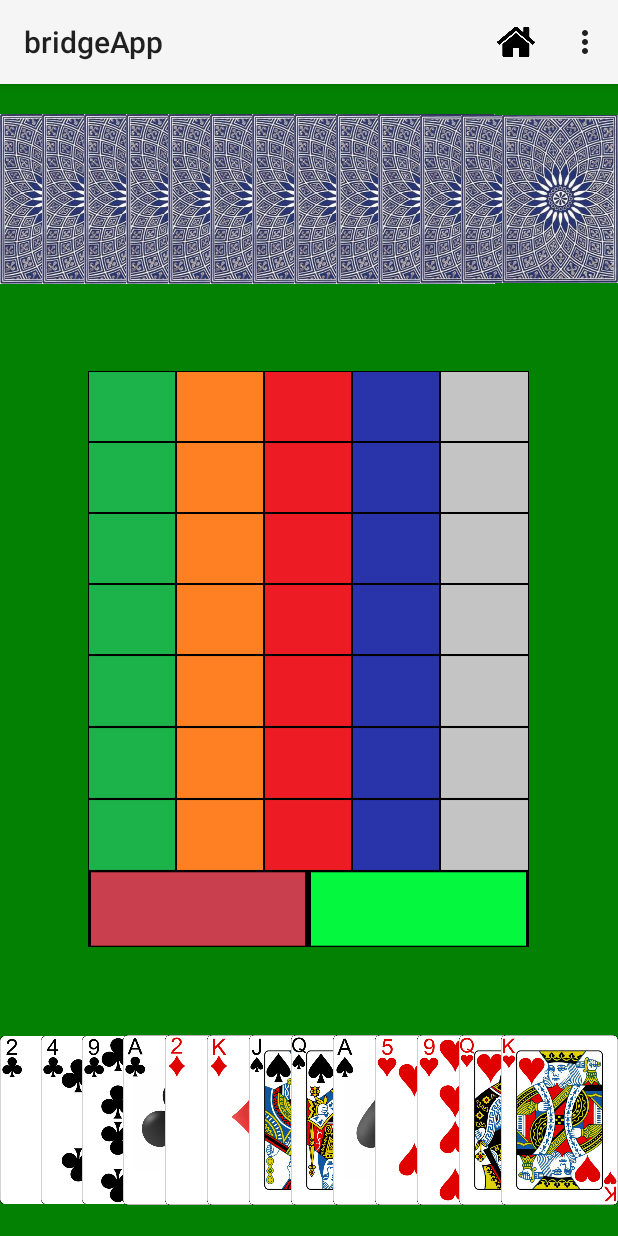
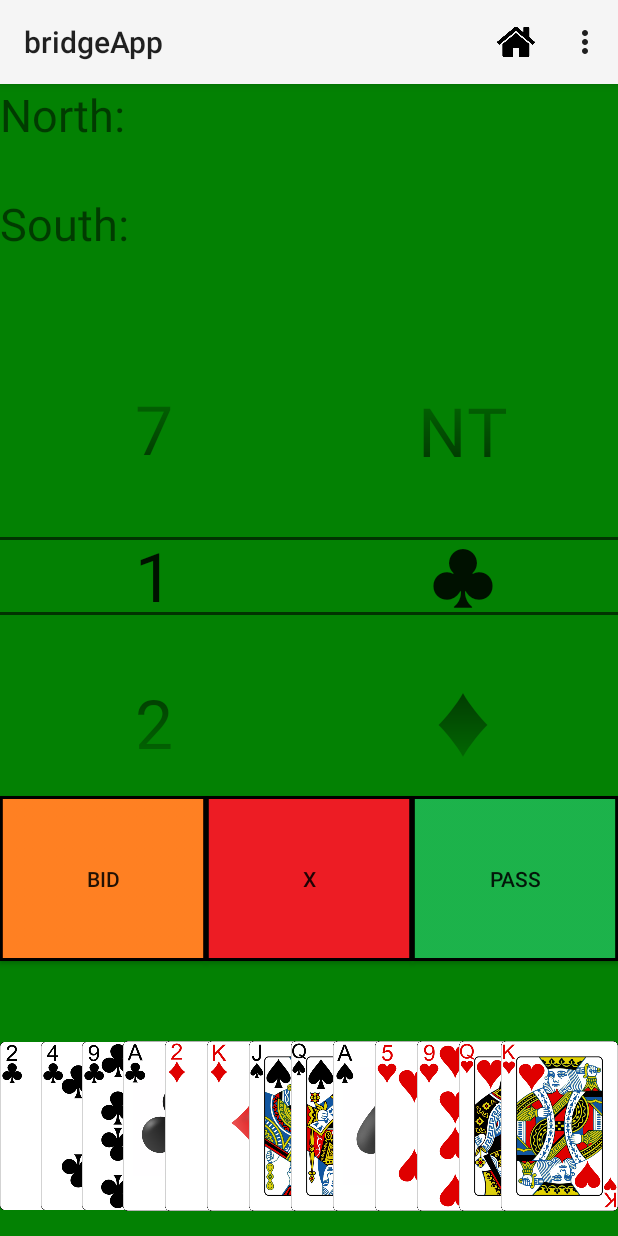
Before and after one commit to Xhonoz/Bachelor, an Android app: the BiddingActivity screen opened directly, with no data from a screen before it, on a phone screen of 412 x 824 dp. Run offline under Robolectric (Android 15) with nearby library versions, the phone set to English and light mode, and no system bars.

Commit message:
Added a new whellPicker biddingMenu

```diff
--- a/app/src/main/java/com/wordpress/honeymoonbridge/bridgeapp/BiddingActivity.java
+++ b/app/src/main/java/com/wordpress/honeymoonbridge/bridgeapp/BiddingActivity.java
@@ -6,6 +6,7 @@ import android.support.v7.app.AppCompatActivity;
 import android.view.Menu;
 import android.view.MenuItem;
 import android.view.View;
+import android.widget.NumberPicker;
 import android.widget.Toast;
 
 public class BiddingActivity extends AppCompatActivity {
@@ -13,7 +14,24 @@ public class BiddingActivity extends AppCompatActivity {
     @Override
     protected void onCreate(Bundle savedInstanceState) {
         super.onCreate(savedInstanceState);
-        setContentView(R.layout.activity_bidding);
+        setContentView(R.layout.activity_bidding2);
+
+        NumberPicker numberPicker1 = findViewById(R.id.np1);
+        numberPicker1.setMaxValue(7);
+        numberPicker1.setMinValue(1);
+        numberPicker1.setWrapSelectorWheel(true);
+        numberPicker1.setDescendantFocusability(NumberPicker.FOCUS_BLOCK_DESCENDANTS);
+        NumberPicker numberPicker2 = findViewById(R.id.np2);
+        numberPicker2.setMaxValue(5);
+        numberPicker2.setMinValue(1);
+        numberPicker2.setWrapSelectorWheel(true);
+        numberPicker2.setDescendantFocusability(NumberPicker.FOCUS_BLOCK_DESCENDANTS);
+
+
+
+        numberPicker2.setDisplayedValues(new String[]{"♣", "♦", "♥", "♠", "NT"});
+
+
 
     }
 
--- /dev/null
+++ b/app/src/main/res/layout/activity_bidding2.xml
@@ -0,0 +1,235 @@
+<?xml version="1.0" encoding="utf-8"?>
+<android.support.constraint.ConstraintLayout xmlns:android="http://schemas.android.com/apk/res/android"
+    xmlns:app="http://schemas.android.com/apk/res-auto"
+    xmlns:tools="http://schemas.android.com/tools"
+    android:layout_width="match_parent"
+    android:layout_height="match_parent"
+    tools:context="com.wordpress.honeymoonbridge.bridgeapp.PlayActivity">
+    <!--OuterLayout-->
+    <LinearLayout
+        android:layout_width="match_parent"
+        android:layout_height="match_parent"
+        android:background="#038103"
+        android:orientation="vertical">
+
+
+        <!--board-->
+        <LinearLayout
+            android:clipChildren="false"
+            android:layout_width="match_parent"
+            android:layout_height="0dp"
+            android:layout_weight="3"
+            android:orientation="vertical">
+
+            <!--OpponentBiddingHistory-->
+            <LinearLayout
+                android:layout_width="match_parent"
+                android:layout_height="0dp"
+                android:layout_weight="2"
+                android:orientation="horizontal">
+
+                <TextView
+                    android:layout_width="0dp"
+                    android:layout_height="match_parent"
+                    android:text="@string/N"
+                    android:textSize="30dp"
+                    android:layout_weight="1"/>
+
+
+            </LinearLayout>
+            <!--Your bidding history-->
+            <LinearLayout
+                android:layout_width="match_parent"
+                android:layout_height="0dp"
+                android:layout_weight="2">
+                <TextView
+                    android:layout_width="0dp"
+                    android:layout_height="match_parent"
+                    android:text="@string/S"
+                    android:textSize="30dp"
+                    android:layout_weight="1"/>
+
+            </LinearLayout>
+
+
+            <Space
+                android:layout_width="wrap_content"
+                android:layout_height="0dp"
+                android:layout_weight="1"/>
+
+            <!--Bidding wheel-->
+            <LinearLayout
+                android:layout_width="match_parent"
+                android:layout_height="0dp"
+                android:layout_weight="8"
+                android:orientation="horizontal">
+
+                <NumberPicker
+                android:id="@+id/np1"
+                android:layout_width="0dp"
+                android:layout_height="match_parent"
+                android:theme="@style/LevelPickerText"
+                android:layout_weight="1"/>
+
+                <NumberPicker
+                    android:id="@+id/np2"
+                    android:layout_width="0dp"
+                    android:layout_height="match_parent"
+                    android:theme="@style/SuitPickerText"
+                    android:layout_weight="1"/>
+
+
+            </LinearLayout>
+            <!--BiddingButtons-->
+            <LinearLayout
+                android:layout_width="match_parent"
+                android:layout_height="0dp"
+                android:layout_weight="3"
+                android:orientation="horizontal">
+
+                <Button
+                    android:layout_width="0dp"
+                    android:layout_height="match_parent"
+                    android:background="@drawable/orange_button"
+                    android:text="@string/Bid"
+                    android:layout_weight="1"/>
+                <Button
+                    android:background="@drawable/red_button"
+                    android:layout_width="0dp"
+                    android:layout_height="match_parent"
+                    android:text="@string/Double"
+                    android:layout_weight="1"/>
+                <Button
+                    android:background="@drawable/green_button"
+                    android:layout_width="0dp"
+                    android:layout_height="match_parent"
+                    android:text="@string/Pass"
+                    android:layout_weight="1"/>
+
+            </LinearLayout>
+
+            <Space
+                android:layout_width="wrap_content"
+                android:layout_height="0dp"
+                android:layout_weight="1"/>
+            <!--Your Hand-->
+            <LinearLayout
+                android:orientation="horizontal"
+                android:id="@+id/yourHand"
+                android:layout_width="match_parent"
+                android:layout_height="0dp"
+                android:layout_weight="4"
+                >
+
+                <ImageView
+                    android:layout_width="0dp"
+                    android:layout_weight="1"
+                    android:layout_height="wrap_content"
+                    android:src="@drawable/clubs_2"
+                    android:layout_marginRight="-50dp"/>
+
+                <ImageView
+                    android:layout_width="0dp"
+                    android:layout_weight="1"
+                    android:layout_height="wrap_content"
+                    android:src="@drawable/clubs_4"
+                    android:layout_marginRight="-50dp"/>
+
+                <ImageView
+                    android:layout_width="0dp"
+                    android:layout_weight="1"
+                    android:layout_height="wrap_content"
+                    android:src="@drawable/clubs_9"
+                    android:layout_marginRight="-50dp"/>
+
+                <ImageView
+                    android:layout_width="0dp"
+                    android:layout_weight="1"
+                    android:layout_height="wrap_content"
+                    android:src="@drawable/ace_of_clubs"
+                    android:layout_marginRight="-50dp"/>
+
+                <ImageView
+                    android:layout_width="0dp"
+                    android:layout_weight="1"
+                    android:layout_height="wrap_content"
+                    android:src="@drawable/diamonds_2"
+                    android:layout_marginRight="-50dp"/>
+
+                <ImageView
+                    android:layout_width="0dp"
+                    android:onClick="onClick"
+                    android:layout_weight="1"
+                    android:layout_height="wrap_content"
+                    android:src="@drawable/king_of_diamonds"
+                    android:layout_marginRight="-50dp"/>
+
+                <ImageView
+                    android:layout_width="0dp"
+                    android:layout_weight="1"
+                    android:layout_height="wrap_content"
+                    android:src="@drawable/jack_of_spades2"
+                    android:layout_marginRight="-50dp"/>
+
+                <ImageView
+                    android:layout_width="0dp"
+                    android:onClick="onClick"
+                    android:layout_weight="1"
+                    android:layout_height="wrap_content"
+                    android:src="@drawable/queen_of_spades2"
+                    android:layout_marginRight="-50dp"/>
+
+                <ImageView
+                    android:layout_width="0dp"
+                    android:layout_weight="1"
+                    android:layout_height="wrap_content"
+                    android:src="@drawable/ace_of_spades2"
+                    android:layout_marginRight="-50dp"/>
+
+                <ImageView
+                    android:layout_width="0dp"
+                    android:layout_weight="1"
+                    android:layout_height="wrap_content"
+                    android:src="@drawable/hearts_5"
+                    android:layout_marginRight="-50dp"/>
+
+                <ImageView
+                    android:layout_width="0dp"
+                    android:layout_weight="1"
+                    android:layout_height="wrap_content"
+                    android:src="@drawable/hearts_9"
+                    android:layout_marginRight="-50dp"/>
+
+                <ImageView
+                    android:layout_width="0dp"
+                    android:layout_weight="1"
+                    android:layout_height="wrap_content"
+                    android:src="@drawable/queen_of_hearts2"
+                    android:layout_marginRight="-50dp"/>
+
+
+
+
+                <ImageView
+                    android:layout_width="0dp"
+                    android:layout_weight="1"
+                    android:layout_height="wrap_content"
+                    android:src="@drawable/king_of_hearts2"
+                    android:layout_marginRight="0dp"/>
+
+
+
+
+
+
+
+
+            </LinearLayout>
+        </LinearLayout>
+
+
+
+
+    </LinearLayout>
+
+</android.support.constraint.ConstraintLayout>
--- a/app/src/main/res/values/strings.xml
+++ b/app/src/main/res/values/strings.xml
@@ -77,4 +77,11 @@
     <string name="pref_title_gamemodes">Change game mode</string>
     <string name="play">Play</string>
     <string name="chooseNet">Choose net</string>
+    <string name="Bid">Bid</string>
+    <string name="Double">X</string>
+    <string name="Pass">Pass</string>
+    <string name="Opponent">Opponent:</string>
+    <string name="N">North:</string>
+    <string name="S">South:</string>
+
 </resources>
--- a/app/src/main/res/values/styles.xml
+++ b/app/src/main/res/values/styles.xml
@@ -8,4 +8,11 @@
         <item name="colorAccent">@color/colorAccent</item>
     </style>
 
+    <style name="LevelPickerText">
+        <item name="android:textSize">45dp</item>
+    </style>
+    <style name="SuitPickerText">
+        <item name="android:textSize">45dp</item>
+    </style>
+
 </resources>
```
